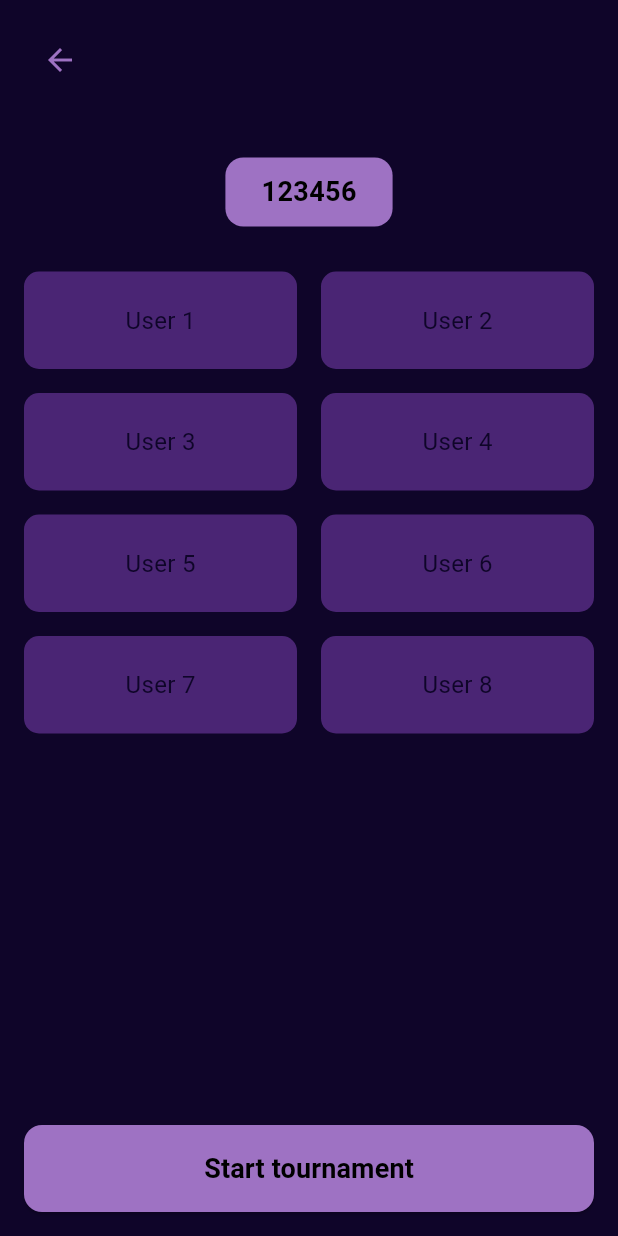
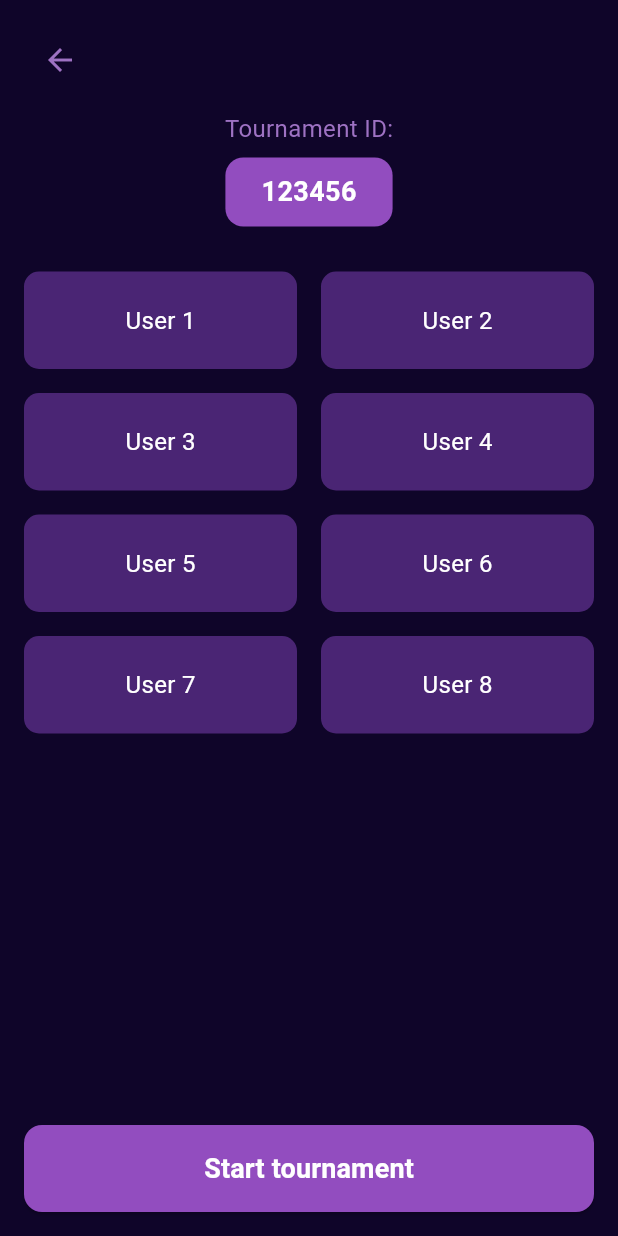
Before and after one commit to dziolex21/BracketBase, a Flutter app: the screen it shows after launch, on a phone screen of 412 x 824 dp. Run offline on Flutter 3.47's test engine with Material 3 defaults, Android fonts, the phone set to English and light mode, and no system bars.

Commit message:
theme update

```diff
--- a/lib/main.dart
+++ b/lib/main.dart
@@ -15,23 +15,6 @@ class MyApp extends StatelessWidget {
   Widget build(BuildContext context) {
     return MaterialApp(
       title: 'Tournament App',
-        theme: ThemeData(
-          colorScheme: ColorScheme(
-            brightness: Brightness.dark,
-            primary: AppColors.purple1,
-            onPrimary: Colors.black,
-            secondary: AppColors.purple2,
-            onSecondary: AppColors.purple3,
-            error: Colors.red,
-            onError: Colors.white,
-            background: AppColors.purple5,
-            onBackground: AppColors.purple5,
-            surface: AppColors.purple4,
-            onSurface: AppColors.purple5,
-          ),
-          scaffoldBackgroundColor: AppColors.purple5,
-          useMaterial3: true,
-        ),
       home: const TournamentScreen()
     );
   }
--- a/lib/views/tournament_lobby.dart
+++ b/lib/views/tournament_lobby.dart
@@ -1,15 +1,13 @@
 import 'package:flutter/material.dart';
+import 'package:tournament_app/configs/color_data.dart';
 
 class TournamentScreen extends StatelessWidget {
   const TournamentScreen({super.key});
 
   @override
   Widget build(BuildContext context) {
-    final theme = Theme.of(context);
-    final colors = theme.colorScheme;
-
     return Scaffold(
-      backgroundColor: colors.background,
+      backgroundColor: AppColors.purple5, // najciemniejsze tło
       body: SafeArea(
         child: Padding(
           padding: const EdgeInsets.all(16.0),
@@ -20,7 +18,7 @@ class TournamentScreen extends StatelessWidget {
               Align(
                 alignment: Alignment.centerLeft,
                 child: IconButton(
-                  icon: Icon(Icons.arrow_back, color: colors.primary),
+                  icon: const Icon(Icons.arrow_back, color: AppColors.purple1),
                   onPressed: () {},
                 ),
               ),
@@ -29,10 +27,10 @@ class TournamentScreen extends StatelessWidget {
               // ID turnieju
               Column(
                 children: [
-                  Text(
+                  const Text(
                     "Tournament ID:",
                     style: TextStyle(
-                      color: colors.onBackground.withOpacity(0.7),
+                      color: AppColors.purple1,
                       fontSize: 16,
                     ),
                   ),
@@ -43,15 +41,15 @@ class TournamentScreen extends StatelessWidget {
                       vertical: 10,
                     ),
                     decoration: BoxDecoration(
-                      color: colors.primary,
+                      color: AppColors.purple2,
                       borderRadius: BorderRadius.circular(12),
                     ),
-                    child: Text(
+                    child: const Text(
                       "123456",
                       style: TextStyle(
                         fontSize: 18,
                         fontWeight: FontWeight.bold,
-                        color: colors.onPrimary,
+                        color: Colors.white,
                       ),
                     ),
                   ),
@@ -74,14 +72,14 @@ class TournamentScreen extends StatelessWidget {
                   itemBuilder: (context, index) {
                     return Container(
                       decoration: BoxDecoration(
-                        color: colors.surface,
+                        color: AppColors.purple4,
                         borderRadius: BorderRadius.circular(10),
                       ),
                       child: Center(
                         child: Text(
                           'User ${index + 1}',
-                          style: TextStyle(
-                            color: colors.onSurface,
+                          style: const TextStyle(
+                            color: Colors.white,
                             fontSize: 16,
                           ),
                         ),
@@ -97,18 +95,18 @@ class TournamentScreen extends StatelessWidget {
                 child: ElevatedButton(
                   onPressed: () {},
                   style: ElevatedButton.styleFrom(
-                    backgroundColor: colors.primary,
+                    backgroundColor: AppColors.purple2,
                     padding: const EdgeInsets.symmetric(vertical: 16),
                     shape: RoundedRectangleBorder(
                       borderRadius: BorderRadius.circular(12),
                     ),
                   ),
-                  child: Text(
+                  child: const Text(
                     "Start tournament",
                     style: TextStyle(
                       fontSize: 18,
                       fontWeight: FontWeight.bold,
-                      color: colors.onPrimary,
+                      color: Colors.white,
                     ),
                   ),
                 ),
```
